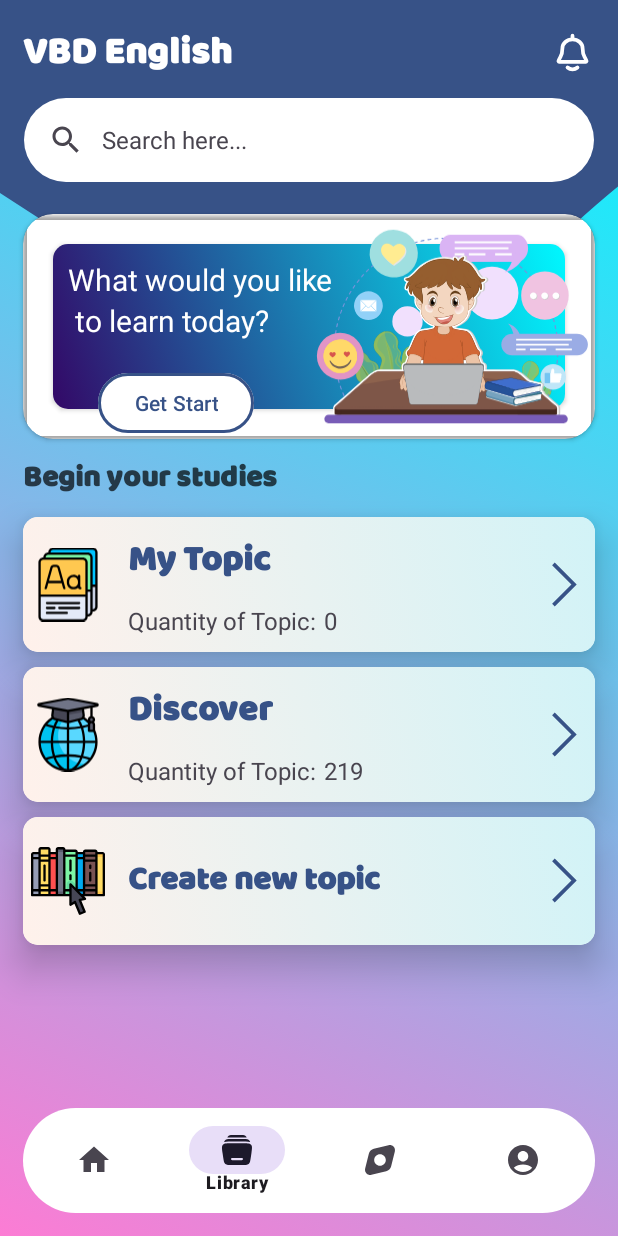
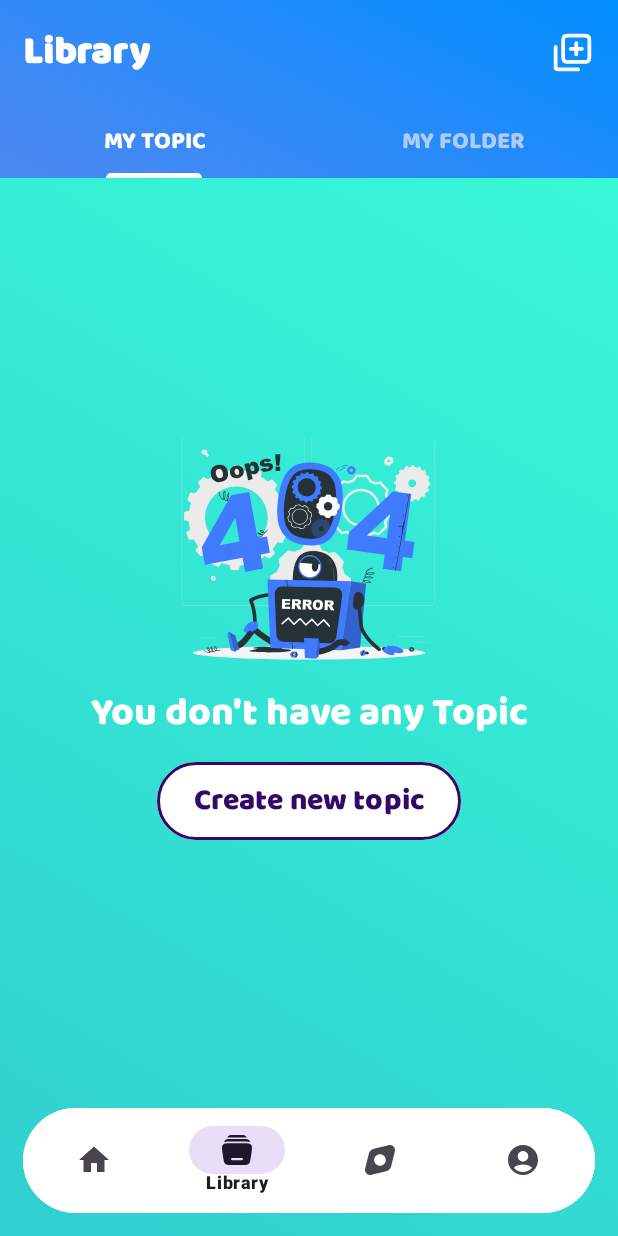
Before and after one commit to GinNE-dev/MobileFP_EnglishQuizlet, an Android app: the screen it shows after launch once a user with an empty profile is signed in (MainLayout before the commit, MainActivity after it), item 2 of the bottom bar chosen, on a phone screen of 412 x 824 dp. Run offline under Robolectric (Android 15) with nearby library versions, the phone set to English and light mode, and no system bars; our stand-ins replace Firebase (no records; nobody signed in at launch, a user with empty details on screens opened directly); Roboto replaces fonts that are not available here.

Commit message:
complete mainmenu fragments

```diff
--- a/app/src/main/java/com/gin/mobilefp_englishquizlet/Login/LoginLayout.java
+++ b/app/src/main/java/com/gin/mobilefp_englishquizlet/AuthencationActivities/LoginActivity.java
@@ -1,25 +1,23 @@
-package com.gin.mobilefp_englishquizlet.Login;
+package com.gin.mobilefp_englishquizlet.AuthencationActivities;
 
 import android.content.Intent;
 import android.os.Bundle;
 import android.view.View;
-import android.widget.EditText;
 import android.widget.ProgressBar;
 import android.widget.Toast;
 
 import androidx.annotation.Nullable;
 import androidx.appcompat.app.AppCompatActivity;
 
-import com.gin.mobilefp_englishquizlet.MainLayout;
+import com.gin.mobilefp_englishquizlet.MainMenu.MainActivity;
 import com.gin.mobilefp_englishquizlet.R;
 import com.google.android.material.button.MaterialButton;
 import com.google.android.material.textfield.TextInputEditText;
 import com.google.firebase.auth.FirebaseAuth;
 import com.google.firebase.auth.FirebaseAuthInvalidCredentialsException;
-import com.google.firebase.auth.FirebaseAuthInvalidUserException;
 import com.google.firebase.auth.FirebaseUser;
 
-public class LoginLayout extends AppCompatActivity {
+public class LoginActivity extends AppCompatActivity {
     TextInputEditText edtxtEmail;
     TextInputEditText edtxtPassword;
     MaterialButton btnLogin;
@@ -55,7 +53,7 @@ public class LoginLayout extends AppCompatActivity {
         });
 
         btnSignup.setOnClickListener(v -> {
-            Intent goToSignUp = new Intent(LoginLayout.this, SignUpLayout.class);
+            Intent goToSignUp = new Intent(LoginActivity.this, SignupActivity.class);
             startActivity(goToSignUp);
         });
     }
@@ -67,7 +65,7 @@ public class LoginLayout extends AppCompatActivity {
             if(task.isSuccessful()) {
                 progressBar.setVisibility(View.INVISIBLE);
 
-                Toast.makeText(LoginLayout.this, "Login success!", Toast.LENGTH_SHORT).show();
+                Toast.makeText(LoginActivity.this, "Login success!", Toast.LENGTH_SHORT).show();
                 FirebaseUser user = mAuth.getCurrentUser();
 
                 goToMain();
@@ -77,17 +75,17 @@ public class LoginLayout extends AppCompatActivity {
 
                 Exception exception = task.getException();
                 if(exception instanceof FirebaseAuthInvalidCredentialsException) {
-                    Toast.makeText(LoginLayout.this, "Email or password is wrong!", Toast.LENGTH_SHORT).show();
+                    Toast.makeText(LoginActivity.this, "Email or password is wrong!", Toast.LENGTH_SHORT).show();
                 }
                 else {
-                    Toast.makeText(LoginLayout.this, "Login failed: " + exception.getMessage(), Toast.LENGTH_SHORT).show();
+                    Toast.makeText(LoginActivity.this, "Login failed: " + exception.getMessage(), Toast.LENGTH_SHORT).show();
                 }
             }
         });
     }
 
     private void goToMain() {
-        Intent intent = new Intent(this, MainLayout.class);
+        Intent intent = new Intent(this, MainActivity.class);
         startActivity(intent);
         finish();
     }
--- a/app/src/main/java/com/gin/mobilefp_englishquizlet/MainLayout.java
+++ /dev/null
@@ -1,47 +0,0 @@
-package com.gin.mobilefp_englishquizlet;
-
-import android.annotation.SuppressLint;
-import android.content.Intent;
-import android.os.Bundle;
-import android.widget.Toast;
-
-import androidx.annotation.Nullable;
-import androidx.appcompat.app.AppCompatActivity;
-import androidx.appcompat.widget.AppCompatImageButton;
-
-import com.gin.mobilefp_englishquizlet.Login.LoginLayout;
-import com.google.firebase.auth.FirebaseAuth;
-import com.google.firebase.auth.FirebaseUser;
-
-public class MainLayout extends AppCompatActivity {
-    AppCompatImageButton btnNotification;
-    @Override
-    protected void onPostCreate(@Nullable Bundle savedInstanceState) {
-        super.onPostCreate(savedInstanceState);
-        setContentView(R.layout.main_layout);
-
-        //check if user is already login or not
-        FirebaseAuth mAuth = FirebaseAuth.getInstance();
-        if(mAuth.getCurrentUser() == null) {
-            goToLogIn();
-        }
-
-        btnNotification = findViewById(R.id.btnNotification);
-
-        String userEmail = mAuth.getCurrentUser().getEmail(); //get current user email
-        //Toast.makeText(MainLayout.this, userEmail, Toast.LENGTH_LONG).show();
-
-        //tam thoi de btnNotification la nut dang xuat de test
-        btnNotification.setOnClickListener(v -> {
-            mAuth.signOut();
-            Toast.makeText(this, "Logged out!", Toast.LENGTH_SHORT).show();
-            goToLogIn();
-        });
-    }
-
-    private void goToLogIn() {
-        Intent intent = new Intent(this, LoginLayout.class);
-        startActivity(intent);
-        finish();
-    }
-}
--- /dev/null
+++ b/app/src/main/java/com/gin/mobilefp_englishquizlet/MainMenu/DiscoverFragment.java
@@ -0,0 +1,23 @@
+package com.gin.mobilefp_englishquizlet.MainMenu;
+
+import android.os.Bundle;
+import android.view.LayoutInflater;
+import android.view.View;
+import android.view.ViewGroup;
+
+import androidx.fragment.app.Fragment;
+
+import com.gin.mobilefp_englishquizlet.R;
+
+public class DiscoverFragment extends Fragment {
+    public DiscoverFragment() {
+        // Required empty public constructor
+    }
+
+    @Override
+    public View onCreateView(LayoutInflater inflater, ViewGroup container,
+                             Bundle savedInstanceState) {
+        // Inflate the layout for this fragment
+        return inflater.inflate(R.layout.discover_layout, container, false);
+    }
+}
--- /dev/null
+++ b/app/src/main/java/com/gin/mobilefp_englishquizlet/MainMenu/HomeFragment.java
@@ -0,0 +1,37 @@
+package com.gin.mobilefp_englishquizlet.MainMenu;
+
+import android.content.Intent;
+import android.os.Bundle;
+
+import androidx.annotation.NonNull;
+import androidx.annotation.Nullable;
+import androidx.appcompat.widget.AppCompatImageButton;
+import androidx.fragment.app.Fragment;
+
+import android.view.LayoutInflater;
+import android.view.View;
+import android.view.ViewGroup;
+import android.widget.Toast;
+
+import com.gin.mobilefp_englishquizlet.AuthencationActivities.LoginActivity;
+import com.gin.mobilefp_englishquizlet.R;
+import com.google.firebase.auth.FirebaseAuth;
+public class HomeFragment extends Fragment {
+    public HomeFragment() {
+        // Required empty public constructor
+    }
+
+    @Override
+    public View onCreateView(LayoutInflater inflater, ViewGroup container, Bundle savedInstanceState) {
+        // Inflate the layout for this fragment
+        return inflater.inflate(R.layout.fragment_home, container, false);
+    }
+
+    @Override
+    public void onViewCreated(@NonNull View view, @Nullable Bundle savedInstanceState) {
+        super.onViewCreated(view, savedInstanceState);
+
+        FirebaseAuth mAuth = FirebaseAuth.getInstance();
+        String userEmail = mAuth.getCurrentUser().getEmail();
+    }
+}
--- /dev/null
+++ b/app/src/main/java/com/gin/mobilefp_englishquizlet/MainMenu/LibraryFragment.java
@@ -0,0 +1,41 @@
+package com.gin.mobilefp_englishquizlet.MainMenu;
+
+import android.os.Bundle;
+import android.view.LayoutInflater;
+import android.view.View;
+import android.view.ViewGroup;
+
+import androidx.fragment.app.Fragment;
+import androidx.fragment.app.FragmentStatePagerAdapter;
+import androidx.viewpager.widget.ViewPager;
+
+import com.gin.mobilefp_englishquizlet.R;
+import com.gin.mobilefp_englishquizlet.ViewPager.ViewPagerAdapterLibrary;
+import com.google.android.material.tabs.TabLayout;
+
+public class LibraryFragment extends Fragment {
+    private TabLayout tabLayout;
+    private ViewPager viewPager;
+
+    public LibraryFragment() {
+        // Required empty public constructor
+    }
+
+    @Override
+    public View onCreateView(LayoutInflater inflater, ViewGroup container,
+                             Bundle savedInstanceState) {
+        // Inflate the layout for this fragment
+        View rootView = inflater.inflate(R.layout.library_null, container, false);
+
+        tabLayout = rootView.findViewById(R.id.tab_layout_library);
+        viewPager = rootView.findViewById(R.id.viewpager_library);
+
+        ViewPagerAdapterLibrary viewPagerAdapterLibrary = new ViewPagerAdapterLibrary(
+                getChildFragmentManager(), FragmentStatePagerAdapter.BEHAVIOR_RESUME_ONLY_CURRENT_FRAGMENT);
+
+        viewPager.setAdapter(viewPagerAdapterLibrary);
+        tabLayout.setupWithViewPager(viewPager);
+
+        return rootView;
+    }
+}
--- /dev/null
+++ b/app/src/main/java/com/gin/mobilefp_englishquizlet/MainMenu/MainActivity.java
@@ -0,0 +1,98 @@
+package com.gin.mobilefp_englishquizlet.MainMenu;
+
+import androidx.appcompat.app.AppCompatActivity;
+import androidx.fragment.app.Fragment;
+import androidx.fragment.app.FragmentManager;
+import androidx.fragment.app.FragmentStatePagerAdapter;
+import androidx.viewpager.widget.ViewPager;
+
+import android.os.Bundle;
+
+import com.gin.mobilefp_englishquizlet.R;
+import com.google.android.material.bottomnavigation.BottomNavigationView;
+
+public class MainActivity extends AppCompatActivity {
+
+    private ViewPager viewPager;
+    private BottomNavigationView bottomNav;
+
+    @Override
+    protected void onCreate(Bundle savedInstanceState) {
+        super.onCreate(savedInstanceState);
+        setContentView(R.layout.activity_main);
+
+        viewPager = findViewById(R.id.viewPager);
+        bottomNav = findViewById(R.id.bottomNav);
+
+        MyViewPagerAdapter adapter = new MyViewPagerAdapter(getSupportFragmentManager());
+        viewPager.setAdapter(adapter);
+
+        // Set up the ViewPager with the BottomNavigationView
+        viewPager.addOnPageChangeListener(new ViewPager.OnPageChangeListener() {
+            @Override
+            public void onPageScrolled(int position, float positionOffset, int positionOffsetPixels) {
+            }
+
+            @Override
+            public void onPageSelected(int position) {
+                // Sync BottomNavigationView with ViewPager
+                bottomNav.getMenu().getItem(position).setChecked(true);
+            }
+
+            @Override
+            public void onPageScrollStateChanged(int state) {
+            }
+        });
+
+        bottomNav.setOnNavigationItemSelectedListener(item -> {
+            // Handle BottomNavigationView item clicks
+            int itemId = item.getItemId();
+
+            if (itemId == R.id.menu_home) {
+                viewPager.setCurrentItem(0, true); // Home fragment
+                return true;
+            }
+            if (itemId == R.id.menu_library) {
+                viewPager.setCurrentItem(1, true); // Library fragment
+                return true;
+            }
+            if (itemId == R.id.menu_discover) {
+                viewPager.setCurrentItem(2, true); // Discover fragment
+                return true;
+            }
+            if (itemId == R.id.menu_profile) {
+                viewPager.setCurrentItem(3, true); // Profile fragment
+                return true;
+            }
+            return false;
+        });
+    }
+
+    private static class MyViewPagerAdapter extends FragmentStatePagerAdapter {
+
+        MyViewPagerAdapter(FragmentManager fm) {
+            super(fm, BEHAVIOR_RESUME_ONLY_CURRENT_FRAGMENT);
+        }
+
+        @Override
+        public Fragment getItem(int position) {
+            // Return the fragment at the specified position
+            switch (position) {
+                default:
+                    return new HomeFragment();
+                case 1:
+                    return new LibraryFragment();
+                case 2:
+                    return new DiscoverFragment();
+                case 3:
+                    return new ProfileFragment();
+            }
+        }
+
+        @Override
+        public int getCount() {
+            // Return the total number of fragments
+            return 4;
+        }
+    }
+}
--- a/app/src/main/res/layout/activity_main.xml
+++ b/app/src/main/res/layout/activity_main.xml
@@ -1,18 +1,35 @@
 <?xml version="1.0" encoding="utf-8"?>
-<androidx.constraintlayout.widget.ConstraintLayout xmlns:android="http://schemas.android.com/apk/res/android"
+<androidx.constraintlayout.widget.ConstraintLayout
+    xmlns:android="http://schemas.android.com/apk/res/android"
     xmlns:app="http://schemas.android.com/apk/res-auto"
     xmlns:tools="http://schemas.android.com/tools"
     android:layout_width="match_parent"
     android:layout_height="match_parent"
-    tools:context=".MainActivity">
+    tools:context=".MainMenu.MainActivity">
 
-    <TextView
-        android:layout_width="wrap_content"
-        android:layout_height="wrap_content"
-        android:text="Hello World!"
+    <!-- Your other views go here -->
+    <androidx.viewpager.widget.ViewPager
+        android:id="@+id/viewPager"
+        android:layout_width="match_parent"
+        android:layout_height="match_parent"
+        android:layout_above="@+id/bottomNav"
+    />
+
+    <com.google.android.material.bottomnavigation.BottomNavigationView
+        android:id="@+id/bottomNav"
+        android:layout_width="0dp"
+        android:layout_height="70dp"
+        android:layout_gravity="bottom"
+        android:layout_margin="15dp"
+        android:elevation="15dp"
+        app:menu="@menu/nav_bottom_menu"
+        app:labelVisibilityMode="auto"
+        android:layout_marginBottom="10dp"
+        android:background="@drawable/round_corner"
         app:layout_constraintBottom_toBottomOf="parent"
-        app:layout_constraintEnd_toEndOf="parent"
         app:layout_constraintStart_toStartOf="parent"
-        app:layout_constraintTop_toTopOf="parent" />
+        app:layout_constraintEnd_toEndOf="parent">
+
+    </com.google.android.material.bottomnavigation.BottomNavigationView>
 
 </androidx.constraintlayout.widget.ConstraintLayout>
--- a/app/src/main/res/layout/main_layout.xml
+++ b/app/src/main/res/layout/fragment_home.xml
@@ -380,18 +380,4 @@
         </LinearLayout>
     </RelativeLayout>
 
-    <com.google.android.material.bottomnavigation.BottomNavigationView
-        android:layout_gravity="bottom"
-        android:layout_margin="15dp"
-        android:elevation="15dp"
-        android:layout_width="match_parent"
-        android:layout_height="70dp"
-        app:menu="@menu/nav_bottom_menu"
-        app:labelVisibilityMode="auto"
-        android:layout_marginBottom="10dp"
-        android:background="@drawable/round_corner"
-        >
-
-    </com.google.android.material.bottomnavigation.BottomNavigationView>
-
 </androidx.coordinatorlayout.widget.CoordinatorLayout>
--- a/app/src/main/res/menu/nav_bottom_menu.xml
+++ b/app/src/main/res/menu/nav_bottom_menu.xml
@@ -15,7 +15,7 @@
     </item>
 
     <item
-        android:id="@+id/menu_import"
+        android:id="@+id/menu_discover"
         android:title="Discover"
         android:icon="@drawable/discover_svgrepo_com"
         >
```
Also changed, not shown: app/src/main/AndroidManifest.xml (+7 -7 lines), app/src/main/java/com/gin/mobilefp_englishquizlet/AuthencationActivities/LoginNavLayout.java (renamed from app/src/main/java/com/gin/mobilefp_englishquizlet/DiscoverLayout.java, +5 -3 lines), app/src/main/java/com/gin/mobilefp_englishquizlet/AuthencationActivities/SignupActivity.java (renamed from app/src/main/java/com/gin/mobilefp_englishquizlet/Login/SignUpLayout.java, +11 -12 lines), app/src/main/java/com/gin/mobilefp_englishquizlet/LibraryNullLayout.java (deleted, +0 -30 lines), app/src/main/java/com/gin/mobilefp_englishquizlet/Login/LoginNavLayout.java (deleted, +0 -16 lines), app/src/main/java/com/gin/mobilefp_englishquizlet/MainActivity.java (deleted, +0 -14 lines), app/src/main/java/com/gin/mobilefp_englishquizlet/MainMenu/ProfileFragment.java (added, +61 -0 lines), app/src/main/java/com/gin/mobilefp_englishquizlet/Proflie/ProfileLayout.java (deleted, +0 -16 lines), app/src/main/res/layout/profile_layout.xml (+23 -21 lines).
